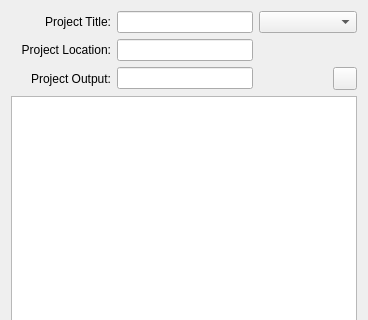
Old version of the form hbide/projectpropertiesex.ui in the repository FiveTechSoft/qtcontribs; both pictures show x 0 to 368 and y 0 to 320 of the 368 by 595 pixel window.
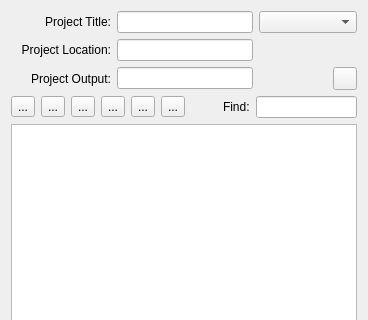
New version of the form. Icons and pictures are not drawn. Custom widgets are drawn as their Qt base class.

Patch:
```diff
--- a/hbide/projectpropertiesex.ui
+++ b/hbide/projectpropertiesex.ui
@@ -36,6 +36,9 @@
        <property name="bottomMargin">
         <number>10</number>
        </property>
+       <item row="6" column="1" colspan="4">
+        <widget class="QLineEdit" name="editLaunchExe"/>
+       </item>
        <item row="0" column="0">
         <widget class="QLabel" name="label_2">
          <property name="maximumSize">
@@ -147,8 +150,8 @@
          </property>
         </widget>
        </item>
-       <item row="3" column="0" colspan="5">
-        <widget class="QPlainTextEdit" name="editSources">
+       <item row="4" column="0" colspan="5">
+        <widget class="HBQPlainTextEdit" name="editSources">
          <property name="toolTip">
           <string/>
          </property>
@@ -163,14 +166,14 @@
 &lt;p align=&quot;center&quot; style=&quot; margin-top:0px; margin-bottom:0px; margin-left:0px; margin-right:0px; -qt-block-indent:0; text-indent:0px;&quot;&gt;&lt;span style=&quot; font-size:8pt;&quot;&gt;Only .prg .c .cpp .rc .res files will be supplied to the hbmk2. All other files will be made visible for editing in &amp;lt;Project Tree&amp;gt;.&lt;/span&gt;&lt;/p&gt;&lt;/body&gt;&lt;/html&gt;</string>
          </property>
          <property name="styleSheet">
-          <string/>
+          <string notr="true"/>
          </property>
          <property name="lineWrapMode">
           <enum>QPlainTextEdit::NoWrap</enum>
          </property>
         </widget>
        </item>
-       <item row="4" column="0">
+       <item row="5" column="0">
         <widget class="QLabel" name="label_7">
          <property name="maximumSize">
           <size>
@@ -186,10 +189,10 @@
          </property>
         </widget>
        </item>
-       <item row="4" column="1" colspan="4">
+       <item row="5" column="1" colspan="4">
         <widget class="QLineEdit" name="editLaunchParams"/>
        </item>
-       <item row="5" column="0">
+       <item row="6" column="0">
         <widget class="QLabel" name="label_8">
          <property name="maximumSize">
           <size>
@@ -205,10 +208,7 @@
          </property>
         </widget>
        </item>
-       <item row="5" column="1" colspan="4">
-        <widget class="QLineEdit" name="editLaunchExe"/>
-       </item>
-       <item row="6" column="0">
+       <item row="7" column="0">
         <widget class="QLabel" name="labelInitFolder">
          <property name="maximumSize">
           <size>
@@ -224,7 +224,7 @@
          </property>
         </widget>
        </item>
-       <item row="6" column="1" colspan="3">
+       <item row="7" column="1" colspan="3">
         <widget class="QLineEdit" name="editWrkFolder">
          <property name="toolTip">
           <string>&lt;!DOCTYPE HTML PUBLIC &quot;-//W3C//DTD HTML 4.0//EN&quot; &quot;http://www.w3.org/TR/REC-html40/strict.dtd&quot;&gt;
@@ -235,17 +235,99 @@
          </property>
         </widget>
        </item>
-       <item row="6" column="4">
+       <item row="7" column="4">
         <widget class="QToolButton" name="buttonChooseWd">
          <property name="text">
           <string>...</string>
          </property>
         </widget>
        </item>
+       <item row="3" column="0" colspan="5">
+        <layout class="QHBoxLayout" name="horizontalLayout">
+         <property name="topMargin">
+          <number>0</number>
+         </property>
+         <item>
+          <widget class="QToolButton" name="buttonDown">
+           <property name="text">
+            <string>...</string>
+           </property>
+           <property name="autoRaise">
+            <bool>false</bool>
+           </property>
+          </widget>
+         </item>
+         <item>
+          <widget class="QToolButton" name="buttonUp">
+           <property name="text">
+            <string>...</string>
+           </property>
+           <property name="autoRaise">
+            <bool>false</bool>
+           </property>
+          </widget>
+         </item>
+         <item>
+          <widget class="QToolButton" name="buttonDupLine">
+           <property name="text">
+            <string>...</string>
+           </property>
+          </widget>
+         </item>
+         <item>
+          <widget class="QToolButton" name="buttonDeleteLine">
+           <property name="text">
+            <string>...</string>
+           </property>
+           <property name="icon">
+            <iconset resource="../hbqtwidgets/hbqtwidgets.qrc">
+             <normaloff>:/hbqt/resources/delete-line.png</normaloff>:/hbqt/resources/delete-line.png</iconset>
+           </property>
+          </widget>
+         </item>
+         <item>
+          <widget class="QToolButton" name="buttonUnDo">
+           <property name="text">
+            <string>...</string>
+           </property>
+          </widget>
+         </item>
+         <item>
+          <widget class="QToolButton" name="buttonReDo">
+           <property name="text">
+            <string>...</string>
+           </property>
+          </widget>
+         </item>
+         <item>
+          <spacer name="horizontalSpacer">
+           <property name="orientation">
+            <enum>Qt::Horizontal</enum>
+           </property>
+           <property name="sizeHint" stdset="0">
+            <size>
+             <width>40</width>
+             <height>20</height>
+            </size>
+           </property>
+          </spacer>
+         </item>
+         <item>
+          <widget class="QLabel" name="label">
+           <property name="text">
+            <string>Find:</string>
+           </property>
+          </widget>
+         </item>
+         <item>
+          <widget class="QLineEdit" name="editFind"/>
+         </item>
+        </layout>
+       </item>
       </layout>
      </widget>
      <widget class="QWidget" name="page_2">
-      <widget class="QToolButton" name="buttonDown">
+      <widget class="QToolButton" name="buttonDown_1">
        <property name="geometry">
         <rect>
          <x>130</x>
@@ -290,7 +372,7 @@
         <string/>
        </property>
       </widget>
-      <widget class="QToolButton" name="buttonUp">
+      <widget class="QToolButton" name="buttonUp_1">
        <property name="geometry">
         <rect>
          <x>99</x>
@@ -558,6 +640,16 @@
    </item>
   </layout>
  </widget>
- <resources/>
+ <customwidgets>
+  <customwidget>
+   <class>HBQPlainTextEdit</class>
+   <extends>QPlainTextEdit</extends>
+   <header location="global">hbqplaintextedit.h</header>
+  </customwidget>
+ </customwidgets>
+ <resources>
+  <include location="../hbqtwidgets/hbqtwidgets.qrc"/>
+  <include location="hbide.qrc"/>
+ </resources>
  <connections/>
 </ui>
```
